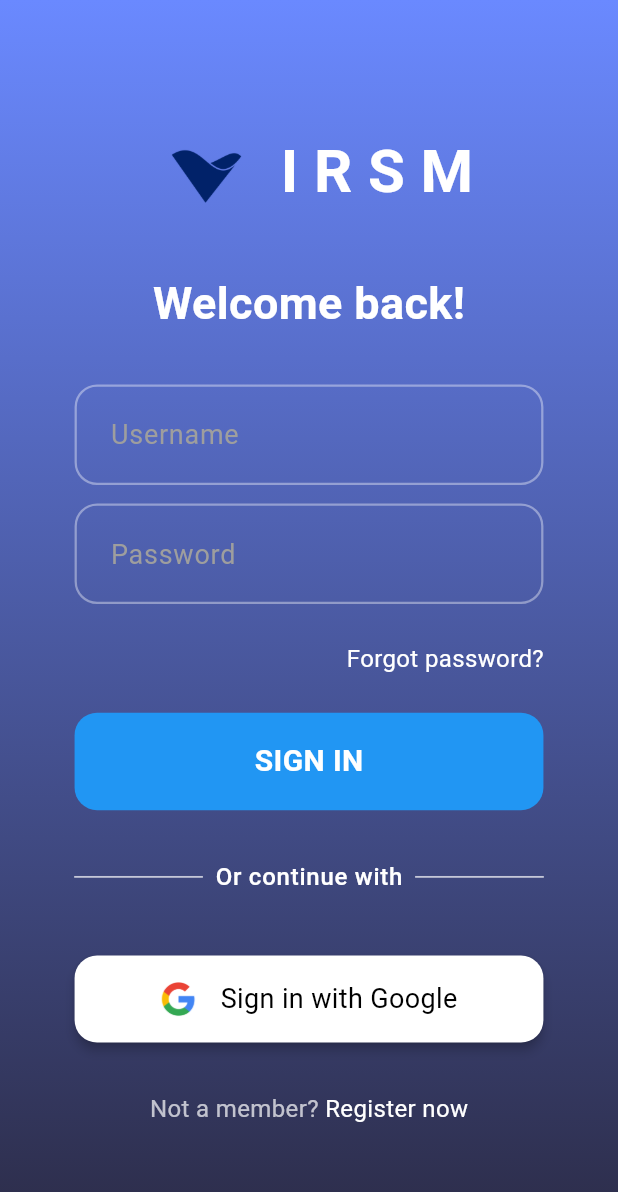
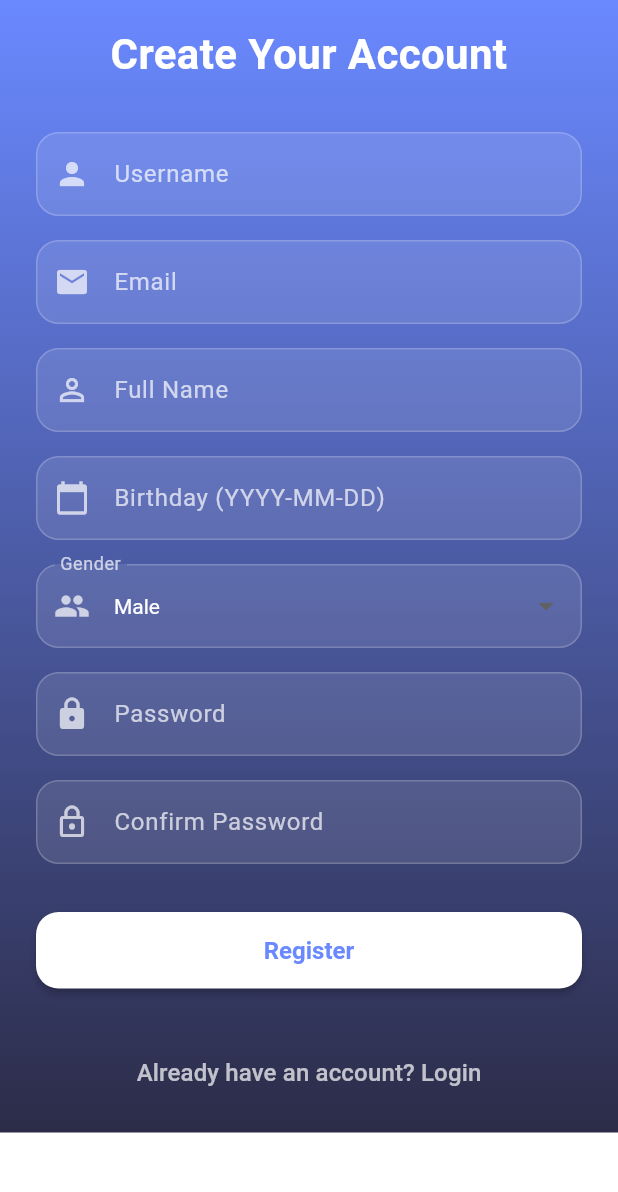
Before and after one commit to xbensieve/speak-ai-flutter-app, a Flutter app: the LoginPage screen opened directly, after a tap on "Register now", on a phone screen of 412 x 824 dp. Shown: the top 1192 px of the screen. Run offline on Flutter 3.47's test engine with Material 3 defaults, Android fonts, the phone set to English and light mode, and no system bars; our stand-ins replace animate_do, flutter_dotenv, get, get_storage, google_fonts, google_sign_in and 2 more; missing offline and left inert: signalr_netcore; accounts and stored records are empty.

Commit message:
feat: build register model with UI and logic handling
- Implemented registration model for new users
- Designed and integrated registration UI
- Handled form validation and submission logic
- Connected frontend with backend for registration flow

```diff
--- a/lib/config/api_configuration.dart
+++ b/lib/config/api_configuration.dart
@@ -1,6 +1,8 @@
 class ApiConfig {
   static const String baseUrl = 'http://sai.runasp.net';
   static const String loginEndpoint = '/api/auth/login';
+  static const String registerCustomerEndpoint =
+      '/api/auth/register/customer';
   static const String loginGoogleEndpoint =
       '/api/auth/signin-google';
   static const String userInfoEndpoint = '/api/users';
@@ -11,5 +13,4 @@ class ApiConfig {
       '/api/courses/';
   static const String checkEnrolledCourseEndpoint =
       '/api/courses/users';
-  static const String enrollCourseEndpoint = '/api/courses';
 }
--- a/lib/pages/login_page.dart
+++ b/lib/pages/login_page.dart
@@ -1,3 +1,4 @@
+import 'package:english_app_with_ai/pages/register_screen.dart';
 import 'package:flutter/material.dart';
 import 'package:flutter_dotenv/flutter_dotenv.dart';
 import 'package:get/get.dart';
@@ -422,7 +423,18 @@ class _LoginPageState extends State<LoginPage>
                                       ),
                                       GestureDetector(
                                         onTap: () {
-                                          //Get.to(() => RegisterPage());
+                                          Get.off(
+                                            () =>
+                                                RegisterScreen(),
+                                            transition:
+                                                Transition
+                                                    .rightToLeft,
+                                            duration:
+                                                const Duration(
+                                                  milliseconds:
+                                                      300,
+                                                ),
+                                          );
                                         },
                                         child: Text(
                                           "Register now",
--- /dev/null
+++ b/lib/pages/register_screen.dart
@@ -0,0 +1,331 @@
+import 'package:flutter/cupertino.dart';
+import 'package:flutter/material.dart';
+import 'package:get/get.dart';
+import 'package:google_fonts/google_fonts.dart';
+
+import '../services/implement/api_service.dart';
+import '../view_models/register_view_model.dart';
+import 'login_page.dart';
+
+class RegisterScreen extends StatelessWidget {
+  RegisterScreen({super.key});
+
+  final RegisterViewModel viewModel = Get.put(
+    RegisterViewModel(apiService: ApiService()),
+    tag: 'registerViewModel',
+  );
+
+  void _showLoadingDialog(BuildContext context) {
+    showDialog(
+      context: context,
+      barrierDismissible: false,
+      builder:
+          (context) => Center(
+            child: Container(
+              padding: EdgeInsets.all(
+                MediaQuery.of(context).size.width * 0.05,
+              ),
+              child: const CupertinoActivityIndicator(
+                radius: 20,
+                color: Colors.white,
+              ),
+            ),
+          ),
+    );
+  }
+
+  @override
+  Widget build(BuildContext context) {
+    return Scaffold(
+      body: Container(
+        decoration: const BoxDecoration(
+          gradient: LinearGradient(
+            begin: Alignment.topCenter,
+            end: Alignment.bottomCenter,
+            colors: [Color(0xFF6A89FF), Color(0xFF2C2C48)],
+          ),
+        ),
+        child: SafeArea(
+          child: SingleChildScrollView(
+            padding: EdgeInsets.symmetric(
+              horizontal: 24.0,
+              vertical:
+                  MediaQuery.of(context).padding.top + 16.0,
+            ),
+            child: Form(
+              key: viewModel.formKey,
+              child: Column(
+                crossAxisAlignment:
+                    CrossAxisAlignment.stretch,
+                children: [
+                  Text(
+                    'Create Your Account',
+                    style: GoogleFonts.roboto(
+                      fontSize: 28,
+                      fontWeight: FontWeight.bold,
+                      color: Colors.white,
+                    ),
+                    textAlign: TextAlign.center,
+                  ),
+                  const SizedBox(height: 32),
+                  _buildTextField(
+                    controller:
+                        viewModel.userNameController,
+                    label: 'Username',
+                    icon: Icons.person,
+                    validator: viewModel.validateUserName,
+                  ),
+                  const SizedBox(height: 16),
+                  _buildTextField(
+                    controller: viewModel.emailController,
+                    label: 'Email',
+                    icon: Icons.email,
+                    keyboardType:
+                        TextInputType.emailAddress,
+                    validator: viewModel.validateEmail,
+                  ),
+                  const SizedBox(height: 16),
+                  _buildTextField(
+                    controller:
+                        viewModel.fullNameController,
+                    label: 'Full Name',
+                    icon: Icons.person_outline,
+                    validator: viewModel.validateFullName,
+                  ),
+                  const SizedBox(height: 16),
+                  _buildTextField(
+                    controller:
+                        viewModel.birthdayController,
+                    label: 'Birthday (YYYY-MM-DD)',
+                    icon: Icons.calendar_today,
+                    readOnly: true,
+                    onTap:
+                        () => viewModel.selectDate(context),
+                    validator: viewModel.validateBirthday,
+                  ),
+                  const SizedBox(height: 16),
+                  Obx(
+                    () => _buildDropdownField(
+                      value: viewModel.selectedGender.value,
+                      label: 'Gender',
+                      icon: Icons.people,
+                      items: ['Male', 'Female', 'Other'],
+                      onChanged: (value) {
+                        if (value != null) {
+                          viewModel.selectedGender.value =
+                              value;
+                        }
+                      },
+                    ),
+                  ),
+                  const SizedBox(height: 16),
+                  _buildTextField(
+                    controller:
+                        viewModel.passwordController,
+                    label: 'Password',
+                    icon: Icons.lock,
+                    obscureText: true,
+                    validator: viewModel.validatePassword,
+                  ),
+                  const SizedBox(height: 16),
+                  _buildTextField(
+                    controller:
+                        viewModel.confirmPasswordController,
+                    label: 'Confirm Password',
+                    icon: Icons.lock_outline,
+                    obscureText: true,
+                    validator:
+                        viewModel.validateConfirmPassword,
+                  ),
+                  const SizedBox(height: 32),
+                  Obx(
+                    () => ElevatedButton(
+                      onPressed:
+                          viewModel.isLoading.value
+                              ? null
+                              : () async {
+                                _showLoadingDialog(context);
+                                bool success =
+                                    await viewModel
+                                        .register();
+                                Navigator.of(context).pop();
+                                if (success) {
+                                  Get.delete<
+                                    RegisterViewModel
+                                  >(
+                                    tag:
+                                        'registerViewModel',
+                                  );
+                                  Get.off(
+                                    () => const LoginPage(),
+                                  );
+                                }
+                              },
+                      style: ElevatedButton.styleFrom(
+                        backgroundColor: Colors.white,
+                        foregroundColor: const Color(
+                          0xFF6A89FF,
+                        ),
+                        padding: const EdgeInsets.symmetric(
+                          vertical: 16,
+                        ),
+                        shape: RoundedRectangleBorder(
+                          borderRadius:
+                              BorderRadius.circular(15),
+                        ),
+                        elevation: 2,
+                        textStyle: GoogleFonts.roboto(
+                          fontSize: 16,
+                          fontWeight: FontWeight.w600,
+                        ),
+                      ),
+                      child: const Text('Register'),
+                    ),
+                  ),
+                  const SizedBox(height: 16),
+                  Obx(
+                    () =>
+                        viewModel
+                                .errorMessage
+                                .value
+                                .isNotEmpty
+                            ? Text(
+                              viewModel.errorMessage.value,
+                              style: GoogleFonts.roboto(
+                                color: Colors.red[300],
+                                fontSize: 14,
+                              ),
+                              textAlign: TextAlign.center,
+                            )
+                            : const SizedBox(),
+                  ),
+                  const SizedBox(height: 16),
+                  TextButton(
+                    onPressed: () {
+                      Get.off(() => const LoginPage());
+                      Get.delete<RegisterViewModel>(
+                        tag: 'registerViewModel',
+                      );
+                    },
+                    child: Text(
+                      'Already have an account? Login',
+                      style: GoogleFonts.roboto(
+                        color: Colors.white70,
+                        fontSize: 16,
+                        fontWeight: FontWeight.w500,
+                      ),
+                    ),
+                  ),
+                ],
+              ),
+            ),
+          ),
+        ),
+      ),
+    );
+  }
+
+  Widget _buildTextField({
+    required TextEditingController controller,
+    required String label,
+    required IconData icon,
+    bool obscureText = false,
+    TextInputType? keyboardType,
+    String? Function(String?)? validator,
+    VoidCallback? onTap,
+    bool readOnly = false,
+  }) {
+    return TextFormField(
+      controller: controller,
+      decoration: InputDecoration(
+        labelText: label,
+        labelStyle: GoogleFonts.roboto(
+          color: Colors.white70,
+          fontSize: 16,
+        ),
+        filled: true,
+        fillColor: Colors.white.withOpacity(0.1),
+        border: OutlineInputBorder(
+          borderRadius: BorderRadius.circular(15),
+          borderSide: BorderSide.none,
+        ),
+        prefixIcon: Icon(icon, color: Colors.white70),
+        enabledBorder: OutlineInputBorder(
+          borderRadius: BorderRadius.circular(15),
+          borderSide: BorderSide(
+            color: Colors.white.withOpacity(0.2),
+          ),
+        ),
+        focusedBorder: OutlineInputBorder(
+          borderRadius: BorderRadius.circular(15),
+          borderSide: const BorderSide(
+            color: Colors.white,
+            width: 2,
+          ),
+        ),
+      ),
+      style: GoogleFonts.roboto(color: Colors.white),
+      obscureText: obscureText,
+      keyboardType: keyboardType,
+      validator: validator,
+      onTap: onTap,
+      readOnly: readOnly,
+    );
+  }
+
+  Widget _buildDropdownField({
+    required String? value,
+    required String label,
+    required IconData icon,
+    required List<String> items,
+    required ValueChanged<String?> onChanged,
+  }) {
+    return DropdownButtonFormField<String>(
+      value: value,
+      decoration: InputDecoration(
+        labelText: label,
+        labelStyle: GoogleFonts.roboto(
+          color: Colors.white70,
+          fontSize: 16,
+        ),
+        filled: true,
+        fillColor: Colors.white.withOpacity(0.1),
+        border: OutlineInputBorder(
+          borderRadius: BorderRadius.circular(15),
+          borderSide: BorderSide.none,
+        ),
+        prefixIcon: Icon(icon, color: Colors.white70),
+        enabledBorder: OutlineInputBorder(
+          borderRadius: BorderRadius.circular(15),
+          borderSide: BorderSide(
+            color: Colors.white.withOpacity(0.2),
+          ),
+        ),
+        focusedBorder: OutlineInputBorder(
+          borderRadius: BorderRadius.circular(15),
+          borderSide: const BorderSide(
+            color: Colors.white,
+            width: 2,
+          ),
+        ),
+      ),
+      style: GoogleFonts.roboto(color: Colors.white),
+      dropdownColor: const Color(0xFF2C2C48),
+      items:
+          items
+              .map(
+                (item) => DropdownMenuItem(
+                  value: item,
+                  child: Text(
+                    item,
+                    style: GoogleFonts.roboto(
+                      color: Colors.white,
+                    ),
+                  ),
+                ),
+              )
+              .toList(),
+      onChanged: onChanged,
+    );
+  }
+}
--- a/lib/services/abstract/i_api_service.dart
+++ b/lib/services/abstract/i_api_service.dart
@@ -10,6 +10,16 @@ import "../../models/user_model.dart";
 abstract class IApiService {
   Future<LoginResponse> login(LoginRequest request);
 
+  Future<LoginResponse> registerCustomer({
+    required String userName,
+    required String password,
+    required String confirmedPassword,
+    required String email,
+    required String fullName,
+    required String birthday,
+    required String gender,
+  });
+
   Future<LoginResponse> loginWithGoogle(String idToken);
 
   Future<ResponseModel<UserModel>> getUserInfo();
@@ -18,4 +28,8 @@ abstract class IApiService {
   getCourses(QueryModel query);
 
   Future<String?> getScenarioByTopicId(int topicId);
+
+  Future<ResponseModel<CourseModel>?> getCourseById(
+    String courseId,
+  );
 }
--- a/pubspec.yaml
+++ b/pubspec.yaml
@@ -47,6 +47,7 @@ dependencies:
   signalr_netcore: ^1.4.3
   flutter_dotenv: ^5.2.1
   shared_preferences: ^2.3.0
+  intl: ^0.20.2
 dev_dependencies:
   flutter_test:
     sdk: flutter
```
Also changed, not shown: lib/services/implement/api_service.dart (+63 -0 lines), lib/view_models/register_view_model.dart (added, +152 -0 lines), pubspec.lock.
